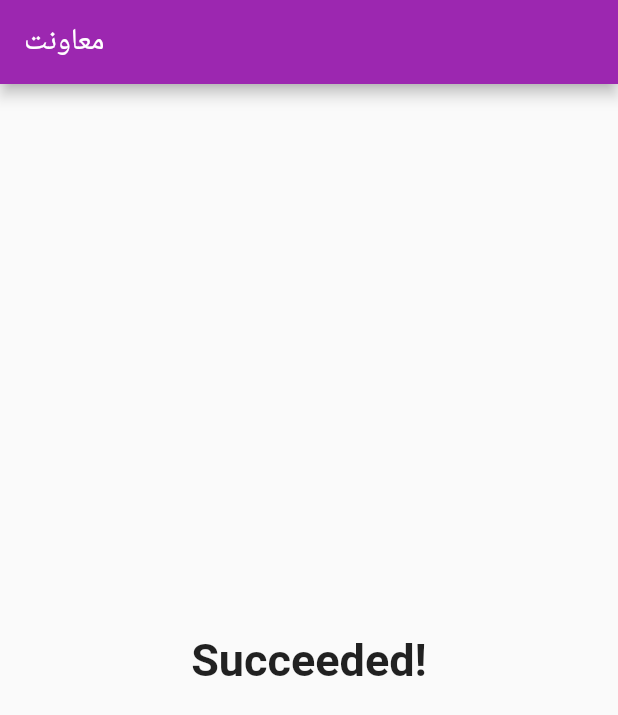
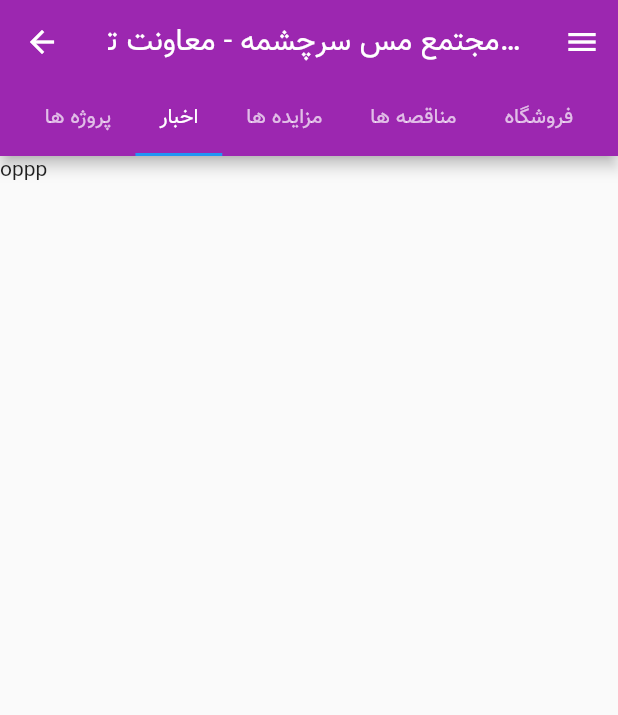
Before and after one commit to abdollahzadeh/Nicico, a Flutter app: the screen it shows after launch, on a phone screen of 412 x 824 dp. Shown: the top 715 px of the screen. Run offline on Flutter 3.47's test engine with Material 2 defaults, Android fonts, the light colour scheme and no system bars; our stand-ins replace splashscreen.

Commit message:
change tabbar view and icon

```diff
--- a/lib/main.dart
+++ b/lib/main.dart
@@ -29,7 +29,7 @@ class _MyHomePageState extends State<MyHomePage> {
 
      return new SplashScreen(seconds: 14,navigateAfterSeconds:new AfterSplash(),
        backgroundColor: Colors.white,
-       image:new Image.asset('assets/images/nicico-logo.png'),
+       image:new Image.asset('assets/images/logo.jpg',fit: BoxFit.fill),
        title: new Text(''),
        photoSize: 100.0
 
@@ -41,19 +41,35 @@ class AfterSplash extends StatelessWidget
 {
   @override
   Widget build(BuildContext context) {
-    return new Scaffold(
-      appBar: new AppBar(
-          title: new Text("معاونت"),
-          automaticallyImplyLeading: false
-      ),
-      body: new Center(
-        child: new Text("Succeeded!",
-          style: new TextStyle(
-              fontWeight: FontWeight.bold,
-              fontSize: 30.0
-          ),),
+   return new DefaultTabController(length: 8,initialIndex: 1, child:
+        Scaffold(appBar:new AppBar(
+          title: new Text('مجتمع مس سرچشمه - معاونت توسعه و برنامه ریزی',style: new TextStyle(fontFamily: 'Vazir'),),
+          centerTitle: true,
+          leading: new Icon(Icons.arrow_back),
+          actions: <Widget>[
+            new IconButton(icon:new Icon(Icons.menu), onPressed:(){Scaffold.of(context).openDrawer();})
+          ],
+          bottom: new TabBar(labelStyle: TextStyle(fontFamily: 'Vazir'),tabs:[
+            new Tab(text: 'پروژه ها',),
+            new Tab(text: 'اخبار',),
+            new Tab(text: 'مزایده ها',),
+            new Tab(text: 'مناقصه ها',),
+            new Tab(text: 'فروشگاه',),
 
-      ),
+          ],isScrollable: true,indicatorColor: Colors.blue,),
+        ),
+
+          endDrawer:new Drawer(
+             child: new Text('fff')
+        ),
+         body:
+         TabBarView(children:<Widget> [
+          new Text('ffff'),
+          new Text('oppp'),
+          new Text('mnnmn'),
+          new Text('099090'),
+          new Text('ytty'),
+        ]),)
     );
   }
 }
```
Also changed, not shown: pubspec.yaml (+6 -10 lines), assets/fonts/Vazir.ttf (added), assets/images/logo.jpg (added).
